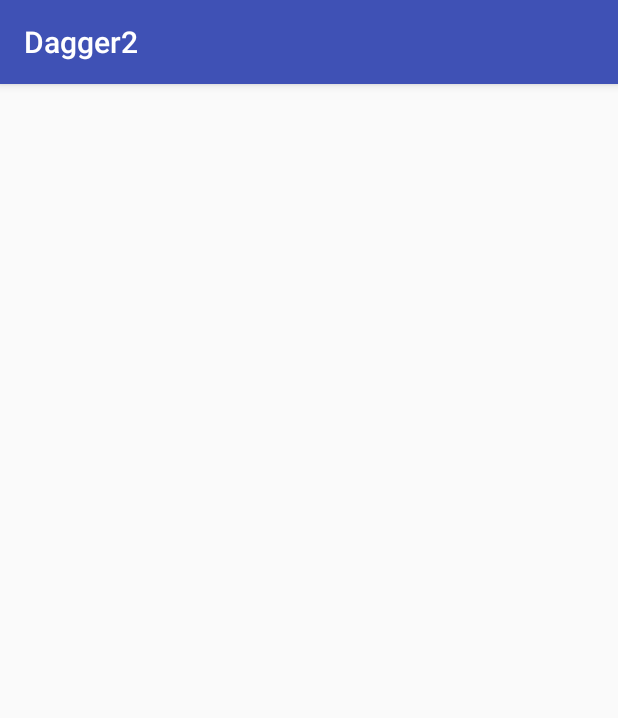
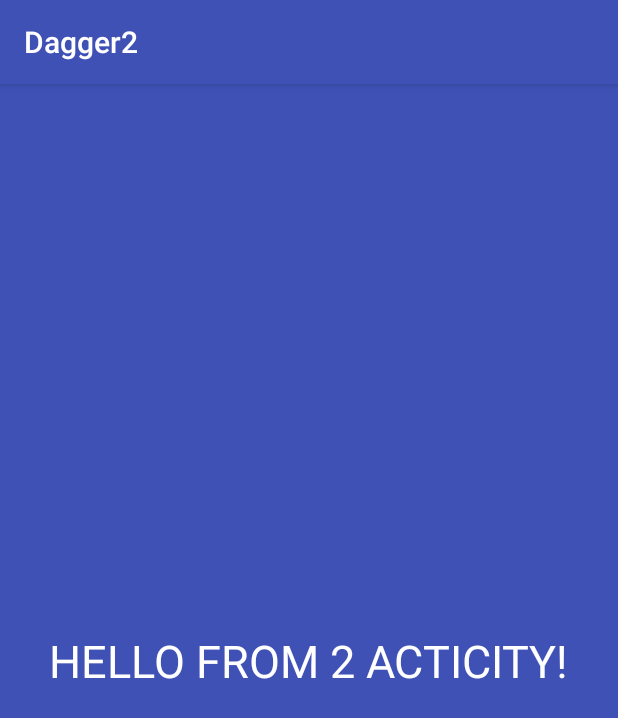
Before and after one commit to AlexTykhonov/Dagger211SharedPreferences-master, an Android app: the SecondActivity screen opened directly, with no data from a screen before it, on a phone screen of 412 x 824 dp. Shown: the top 718 px of the screen. Run offline under Robolectric (Android 15) with nearby library versions, the phone set to English and light mode, and no system bars.

Commit message:
Shared preferences Dagger2 Retrofit Updated - new module RetrofitModule Updated - вводится правильный логин и пароль - система с сервера получает токен, вывод в консооль. _2nd activity if succesful login
Works!

```diff
--- a/app/src/main/java/com/journaldev/dagger2/login/LoginViewModel.java
+++ b/app/src/main/java/com/journaldev/dagger2/login/LoginViewModel.java
@@ -4,6 +4,7 @@ import android.arch.lifecycle.MutableLiveData;
 import android.arch.lifecycle.ViewModel;
 import android.databinding.Bindable;
 import android.databinding.ObservableField;
+import android.view.View;
 
 import com.journaldev.dagger2.model.Login;
 
@@ -12,6 +13,7 @@ public class LoginViewModel extends ViewModel  {
     public MutableLiveData<String> email = new MutableLiveData<>();
     public MutableLiveData<String> password = new MutableLiveData<>();
     public MutableLiveData<Login> loginMutableLiveData;
+    public MutableLiveData<Boolean> check = new MutableLiveData<>();
 
     public MutableLiveData<Login> getLoginMutableLiveData() {
         if (loginMutableLiveData == null) {
@@ -26,8 +28,8 @@ public class LoginViewModel extends ViewModel  {
         this.loginRepository = loginRepository;
     }
 
-    public void login () {
+    public void login (View view) {
         Login login = new Login(email.getValue(), password.getValue());
-        loginRepository.apiLogin(login);
+        loginRepository.apiLogin(login, view);
     }
 }
--- a/app/src/main/res/layout/activity_main.xml
+++ b/app/src/main/res/layout/activity_main.xml
@@ -45,7 +45,7 @@
         android:layout_width="wrap_content"
         android:layout_height="wrap_content"
         android:text="GET"
-        android:onClick="@{()->loginviewmodel.login()}"
+        android:onClick="@{(view)->loginviewmodel.login(view)}"
         android:layout_below="@+id/inNumber"
         android:layout_alignRight="@+id/inNumber"
         android:layout_alignEnd="@+id/inNumber" />
--- a/app/src/main/res/layout/activity_second.xml
+++ b/app/src/main/res/layout/activity_second.xml
@@ -4,6 +4,18 @@
     xmlns:tools="http://schemas.android.com/tools"
     android:layout_width="match_parent"
     android:layout_height="match_parent"
+    android:background="@color/colorPrimary"
     tools:context=".SecondActivity">
 
+    <TextView
+        android:id="@+id/textView"
+        android:layout_width="wrap_content"
+        android:layout_height="wrap_content"
+        android:text="HELLO FROM 2 ACTICITY!"
+        android:textColor="#FFFFFF"
+        android:textSize="30sp"
+        app:layout_constraintBottom_toBottomOf="parent"
+        app:layout_constraintEnd_toEndOf="parent"
+        app:layout_constraintStart_toStartOf="parent"
+        app:layout_constraintTop_toTopOf="parent" />
 </android.support.constraint.ConstraintLayout>
```
Also changed, not shown: app/src/main/java/com/journaldev/dagger2/login/LoginRepository.java (+15 -2 lines), app/src/main/java/com/journaldev/dagger2/login/MainActivity.java (+22 -5 lines).
